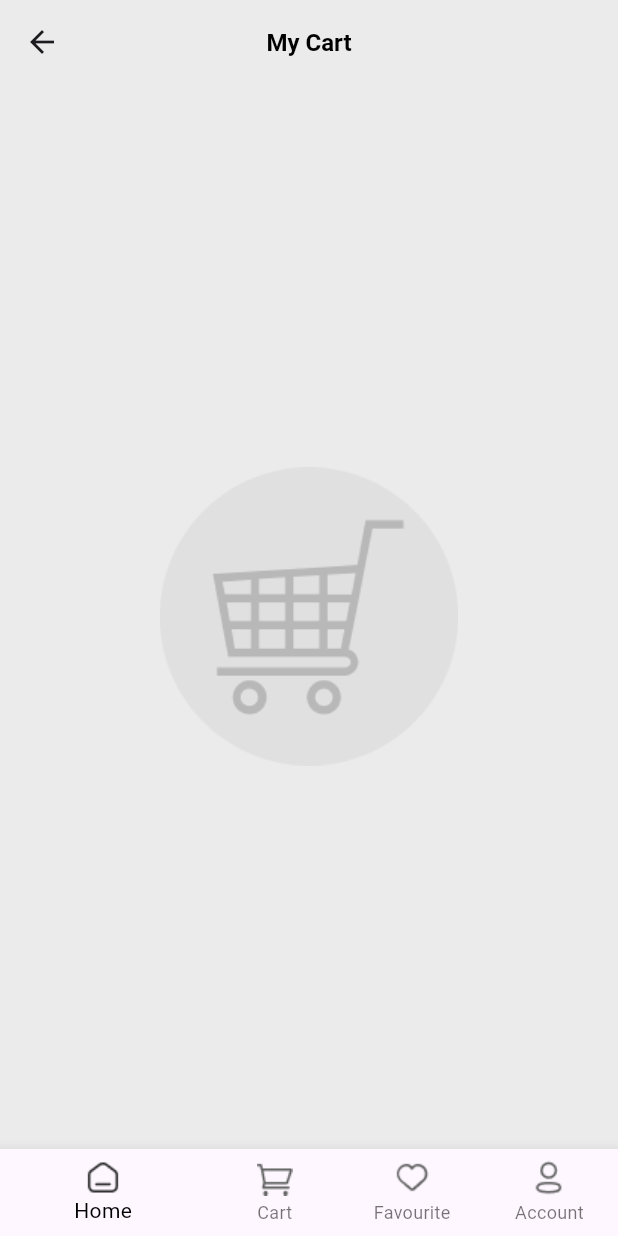
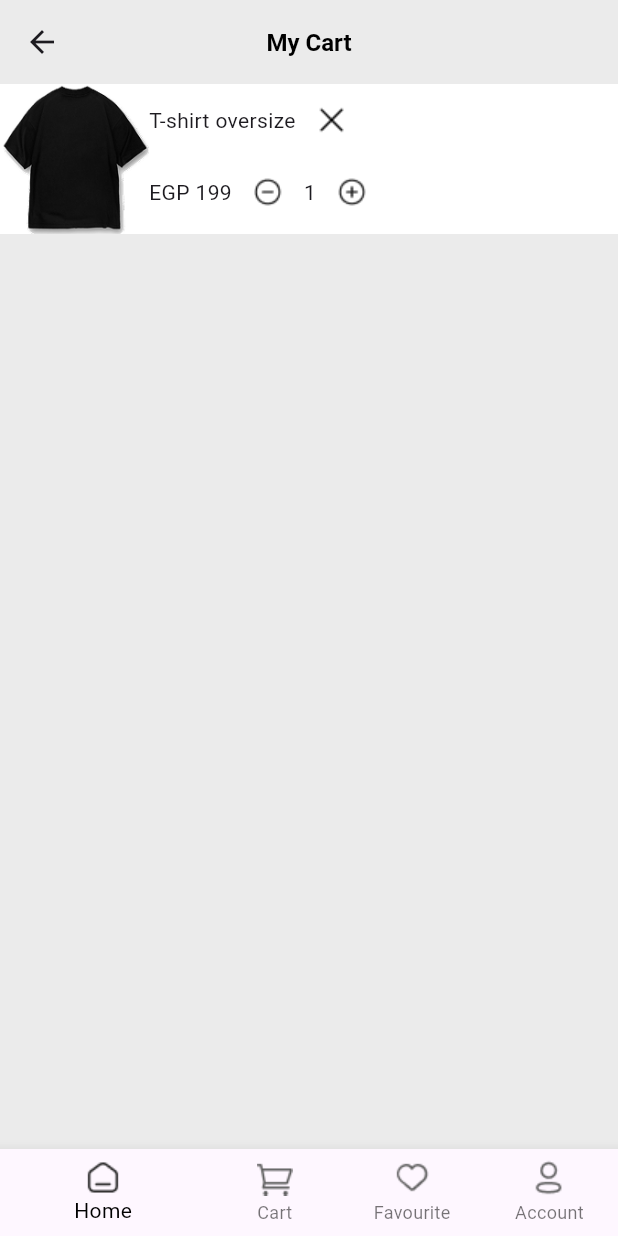
Before and after one commit to MohamedRafat-hub/shopping_app, a Flutter app: the CartView screen opened by its route, on a phone screen of 412 x 824 dp. Run offline on Flutter 3.47's test engine with Material 3 defaults, Android fonts, the phone set to English and light mode, and no system bars; our stand-ins replace readmore, smooth_page_indicator.

Commit message:
Finish cart feature UI

```diff
--- a/lib/features/cart/presentation/views/cart_view.dart
+++ b/lib/features/cart/presentation/views/cart_view.dart
@@ -3,7 +3,9 @@ import 'package:flutter/material.dart';
 
 class CartView extends StatelessWidget {
   const CartView({super.key});
+
   static const String id = 'CartView';
+
   @override
   Widget build(BuildContext context) {
     return Scaffold(
@@ -15,9 +17,55 @@ class CartView extends StatelessWidget {
         ),
         centerTitle: true,
       ),
-
-      body: Center(child: Image.asset('assets/images/cart_image.png')),
+      body: CartInfo(),
       bottomNavigationBar: CustomBottomNavigationBar(),
     );
   }
 }
+
+class EmptyCart extends StatelessWidget {
+  const EmptyCart({
+    super.key,
+  });
+
+  @override
+  Widget build(BuildContext context) {
+    return Center(child: Image.asset('assets/images/cart_image.png'));
+  }
+}
+
+
+class CartInfo extends StatelessWidget {
+  const CartInfo({super.key});
+
+  @override
+  Widget build(BuildContext context) {
+    return Container(
+      height: 100,
+      color: Colors.white,
+      child: Row(
+        children: [
+          Image.asset('assets/images/product_image.png'),
+          Column(
+            crossAxisAlignment: CrossAxisAlignment.start,
+            children: [
+              Row(
+                mainAxisAlignment: MainAxisAlignment.spaceEvenly,
+                children: [
+                  Text('T-shirt oversize'),
+                  IconButton(onPressed: (){}, icon: Image.asset('assets/icons/cancel_icon.png')),
+                ],
+              ),
+              Row(children: [
+                Text('EGP 199'),
+                IconButton(onPressed: (){}, icon: Image.asset('assets/icons/minus_icon.png')),
+                Text('1'),
+                IconButton(onPressed: (){}, icon: Image.asset('assets/icons/plus_icon.png')),
+              ],),
+            ],
+          ),
+        ],
+      ),
+    );
+  }
+}
--- a/lib/main.dart
+++ b/lib/main.dart
@@ -16,7 +16,7 @@ class ShoppingApp extends StatelessWidget {
   @override
   Widget build(BuildContext context) {
     return MaterialApp(
-      initialRoute: CartView.id,
+      initialRoute: HomeView.id,
       routes: {
         ProductCategoryView.id: (context) => ProductCategoryView(),
         HomeView.id: (context) => HomeView(),
```
Also changed, not shown: assets/icons/cancel_icon.png (added), assets/icons/minus_icon.png (added), assets/icons/plus_icon.png (added).
